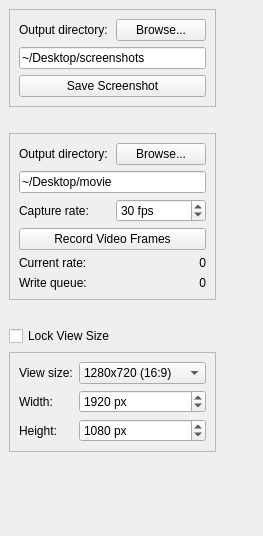
The window that src/app/ddScreenGrabber.ui (RobotLocomotion/director) describes before a commit, drawn with Qt 5.
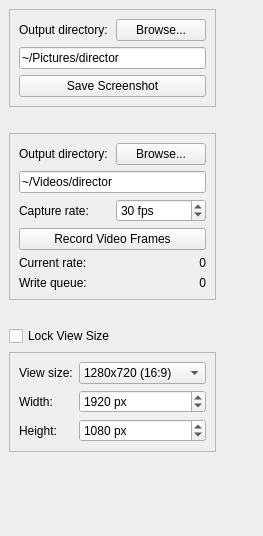
The same window after the commit.

Commit message:
suggestion to move the video and movie files
... to folders already created on a default ubuntu installation

The edit to the form file:
```diff
--- a/src/app/ddScreenGrabber.ui
+++ b/src/app/ddScreenGrabber.ui
@@ -73,7 +73,7 @@
           <item row="1" column="0" colspan="2">
            <widget class="QLineEdit" name="screenshotOutputDirectory">
             <property name="text">
-             <string>~/Desktop/screenshots</string>
+             <string>~/Pictures/director</string>
             </property>
            </widget>
           </item>
@@ -165,7 +165,7 @@
           <item row="1" column="0" colspan="2">
            <widget class="QLineEdit" name="movieOutputDirectory">
             <property name="text">
-             <string>~/Desktop/movie</string>
+             <string>~/Videos/director</string>
             </property>
            </widget>
           </item>
```
